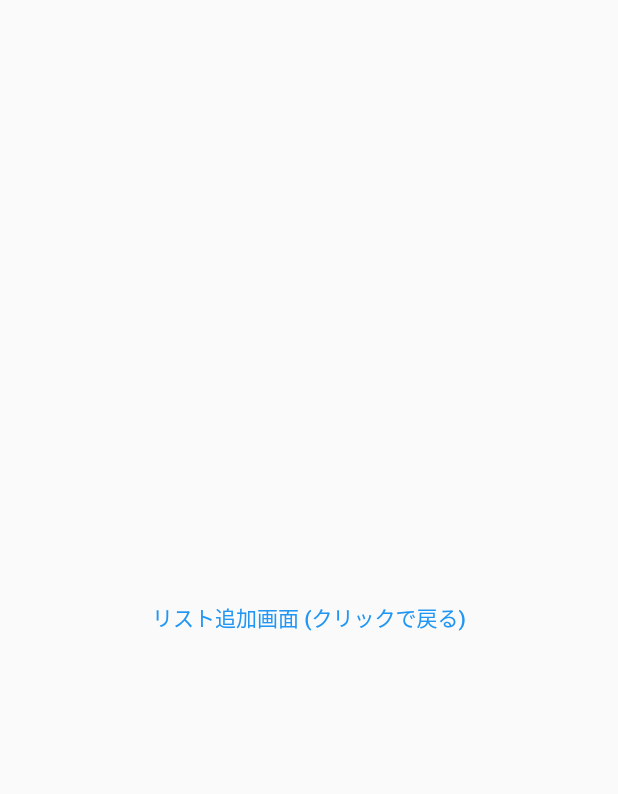
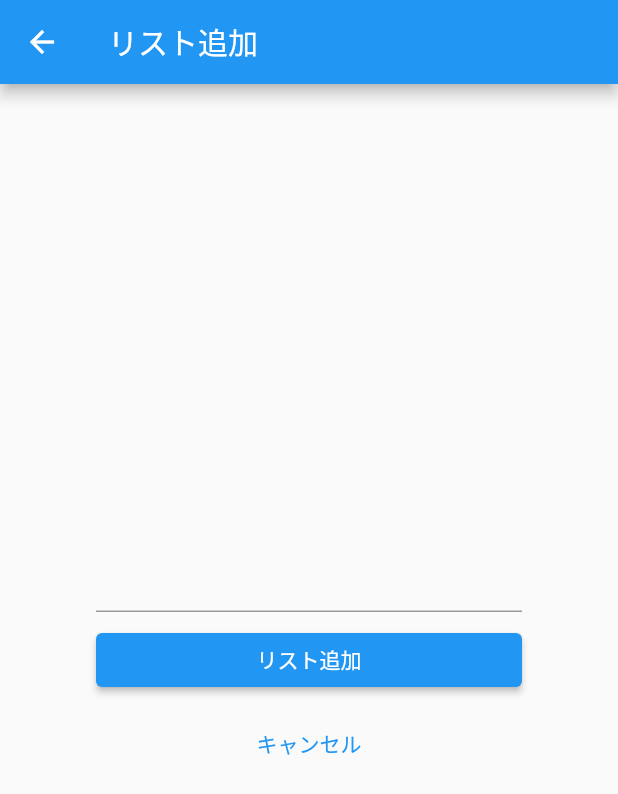
Before and after one commit to kawayama/todo_sample_flutter_study_dev, a Flutter app: the TodoAddPage screen opened directly, on a phone screen of 412 x 824 dp. Shown: the top 794 px of the screen. Run offline on Flutter 3.47's test engine with Material 2 defaults, Android fonts, the phone set to English and light mode, and no system bars.

Commit message:
リスト追加フォームを表示する

```diff
--- a/lib/main.dart
+++ b/lib/main.dart
@@ -66,14 +66,39 @@ class TodoAddPage extends StatelessWidget {
   @override
   Widget build(BuildContext context) {
     return Scaffold(
-      body: Center(
-        child: TextButton(
-          onPressed: () {
-            Navigator.of(context).pop();
-          },
-          child: Text('リスト追加画面 (クリックで戻る)'),
-        ),
+      appBar: AppBar(
+        title: Text('リスト追加'),
       ),
+      body: Container(
+        padding: EdgeInsets.all(64),
+        child: Column(
+          mainAxisAlignment: MainAxisAlignment.center,
+          children: <Widget>[
+            TextField(),
+            const SizedBox(height: 8),
+            Container(
+              width: double.infinity,
+              child: ElevatedButton(
+                style: ElevatedButton.styleFrom(
+                  primary: Colors.blue,
+                ),
+                onPressed: () {},
+                child: Text('リスト追加', style: TextStyle(color: Colors.white)),
+              ),
+            ),
+            const SizedBox(height: 8),
+            Container(
+              width: double.infinity,
+              child: TextButton(
+                onPressed: () {
+                  Navigator.of(context).pop();
+                },
+                child: Text('キャンセル'),
+              )
+            )
+          ]
+        )
+      )
     );
   }
 }
```
